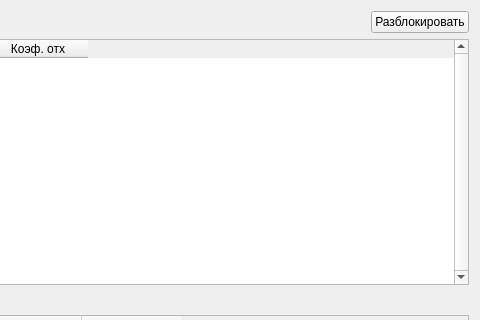
The window that sources/gui/materialswindow.ui (Keqy/Matterhorn-materials) describes before a commit, drawn with Qt 5; both pictures show x 760 to 1240 and y 0 to 320 of the 1240 by 600 pixel window.
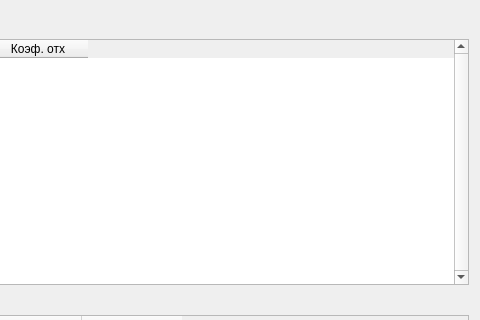
The same window after the commit. Icons and pictures are not drawn.

Commit message: refactor: Remove the TableWidget lock system

```diff
--- a/sources/gui/materialswindow.ui
+++ b/sources/gui/materialswindow.ui
@@ -123,13 +123,6 @@
        </property>
       </spacer>
      </item>
-     <item>
-      <widget class="QPushButton" name="materialsTableWidgetAccessButton">
-       <property name="text">
-        <string>Разблокировать</string>
-       </property>
-      </widget>
-     </item>
     </layout>
    </item>
    <item row="1" column="0" colspan="4">
```
The commit also changes 2 other files.
